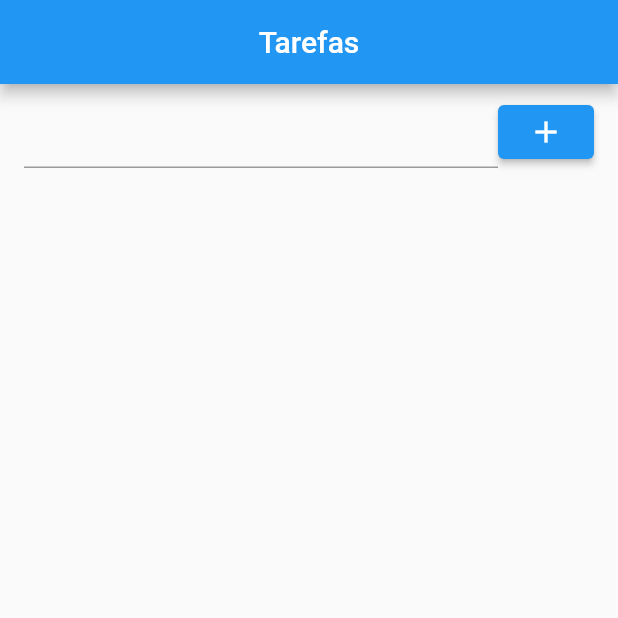
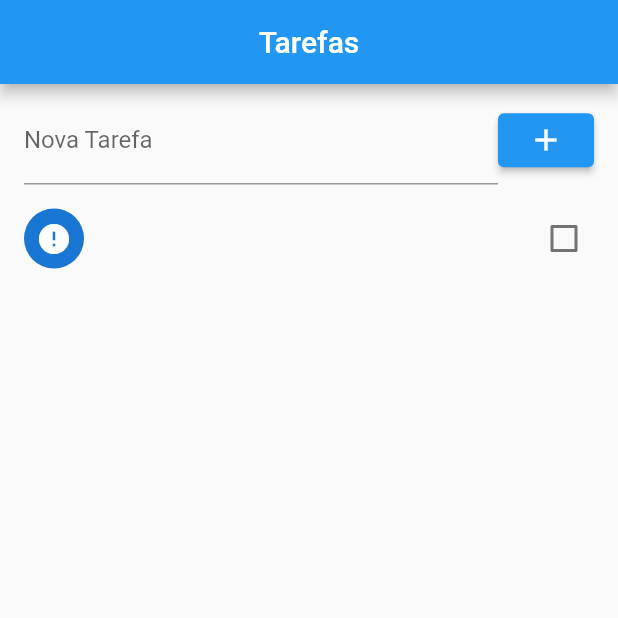
Before and after one commit to DouglasLeal/flutter-lista-de-tarefas-udemy-daniel-ciolfi, a Flutter app: the screen it shows after launch, after a tap on the "add" icon, on a phone screen of 412 x 824 dp, the top half of it. Run offline on Flutter 3.47's test engine with Material 2 defaults, Android fonts, the phone set to English and light mode, and no system bars.

Commit message:
Criando ListView e adicionando tarefas

```diff
--- a/lib/home_page.dart
+++ b/lib/home_page.dart
@@ -9,6 +9,17 @@ class HomePage extends StatefulWidget {
 
 class _HomePageState extends State<HomePage> {
   List _toDoList = [];
+  final _taskController = TextEditingController();
+
+  void _addTask() {
+    Map<String, dynamic> newTask = Map();
+    newTask["title"] = _taskController.text;
+    newTask["ok"] = false;
+    _taskController.clear();
+    setState(() {
+      _toDoList.add(newTask);
+    });
+  }
 
   @override
   Widget build(BuildContext context) {
@@ -28,21 +39,53 @@ class _HomePageState extends State<HomePage> {
   _body() {
     return Column(
       children: [
-        Container(
+        _row(),
+        _listView(),
+      ],
+    );
+  }
+
+  _row() {
+    return Container(
       margin: const EdgeInsets.symmetric(vertical: 8, horizontal: 16),
       child: Row(
         children: [
-              const Expanded(
-                child: TextField(),
+          Expanded(
+            child: TextField(
+              controller: _taskController,
+              decoration: const InputDecoration(
+                labelText: "Nova Tarefa",
+              ),
+            ),
           ),
           ElevatedButton(
-                onPressed: () {},
+            onPressed: _addTask,
             child: const Icon(Icons.add),
           ),
         ],
       ),
-        )
-      ],
+    );
+  }
+
+  _listView() {
+    return Expanded(
+      child: ListView.builder(
+        itemCount: _toDoList.length,
+        itemBuilder: (context, index) {
+          return CheckboxListTile(
+            onChanged: (value) {
+              setState(() {
+                _toDoList[index]["ok"] = value;
+              });
+            },
+            title: Text(_toDoList[index]["title"]),
+            value: _toDoList[index]["ok"],
+            secondary: CircleAvatar(
+              child: Icon(_toDoList[index]["ok"] ? Icons.check : Icons.error),
+            ),
+          );
+        },
+      ),
     );
   }
 }
```
Lines whose indentation alone changed are shown as unchanged.
